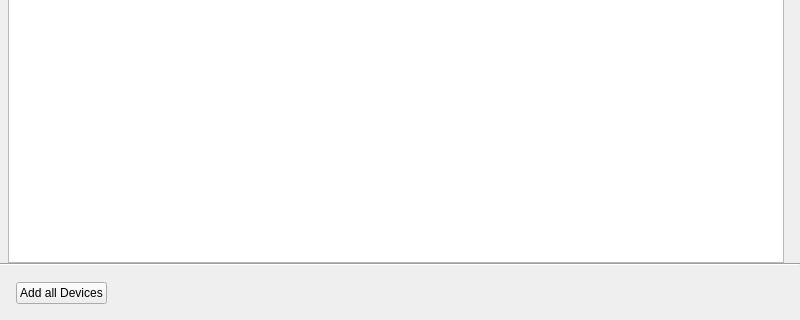
Before: the Qt Designer form vms/client/nx_vms_client_desktop/src/nx/vms/client/desktop/manual_device_addition/dialog/device_addition_dialog.ui in networkoptix/nx_open, drawn with Qt 5; both pictures show x 0 to 800 and y 283 to 603 of the 800 by 603 pixel window.
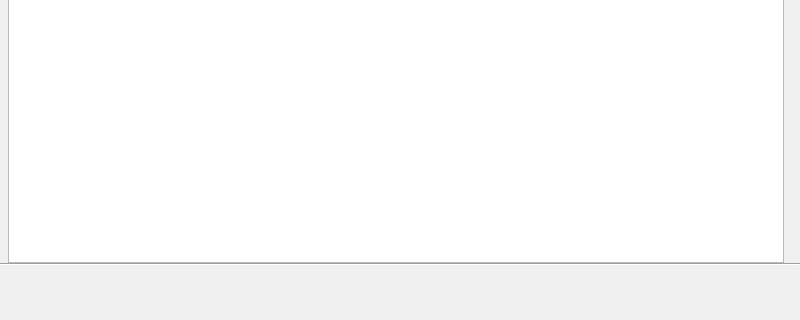
After: the same form once the commit is applied. The open tabs and pages were chosen to show the change. Custom widgets are drawn as their Qt base class.

Commit message:
VMS-12375, VMS-11654: Add Device dialog appearance and UI improvements
<==== Mercurial data ====>
Branch: vms_gui

What changed in the file:
```diff
--- a/vms/client/nx_vms_client_desktop/src/nx/vms/client/desktop/manual_device_addition/dialog/device_addition_dialog.ui
+++ b/vms/client/nx_vms_client_desktop/src/nx/vms/client/desktop/manual_device_addition/dialog/device_addition_dialog.ui
@@ -831,6 +831,31 @@
            <number>16</number>
           </property>
           <item>
+           <widget class="QStackedWidget" name="addDevicesStackedWidget">
+            <property name="sizePolicy">
+             <sizepolicy hsizetype="Preferred" vsizetype="Fixed">
+              <horstretch>0</horstretch>
+              <verstretch>0</verstretch>
+             </sizepolicy>
+            </property>
+            <property name="currentIndex">
+             <number>0</number>
+            </property>
+            <widget class="QWidget" name="addDevicesButtonPage">
+             <layout class="QHBoxLayout" name="horizontalLayout_8">
+              <property name="leftMargin">
+               <number>0</number>
+              </property>
+              <property name="topMargin">
+               <number>0</number>
+              </property>
+              <property name="rightMargin">
+               <number>0</number>
+              </property>
+              <property name="bottomMargin">
+               <number>0</number>
+              </property>
+              <item>
            <widget class="QPushButton" name="addDevicesButton">
             <property name="focusPolicy">
              <enum>Qt::NoFocus</enum>
@@ -852,6 +877,46 @@
              </size>
             </property>
            </spacer>
+              </item>
+             </layout>
+            </widget>
+            <widget class="QWidget" name="addDevicesPlaceholderPage">
+             <layout class="QHBoxLayout" name="horizontalLayout_14">
+              <property name="leftMargin">
+               <number>0</number>
+              </property>
+              <property name="topMargin">
+               <number>0</number>
+              </property>
+              <property name="rightMargin">
+               <number>0</number>
+              </property>
+              <property name="bottomMargin">
+               <number>0</number>
+              </property>
+              <item>
+               <widget class="QLabel" name="addDevicesPlaceholder">
+                <property name="text">
+                 <string/>
+                </property>
+               </widget>
+              </item>
+              <item>
+               <spacer name="horizontalSpacer_5">
+                <property name="orientation">
+                 <enum>Qt::Horizontal</enum>
+                </property>
+                <property name="sizeHint" stdset="0">
+                 <size>
+                  <width>0</width>
+                  <height>0</height>
+                 </size>
+                </property>
+               </spacer>
+              </item>
+             </layout>
+            </widget>
+           </widget>
           </item>
          </layout>
         </widget>
```
Lines whose indentation alone changed are shown as unchanged. The commit also changes 5 other files.
